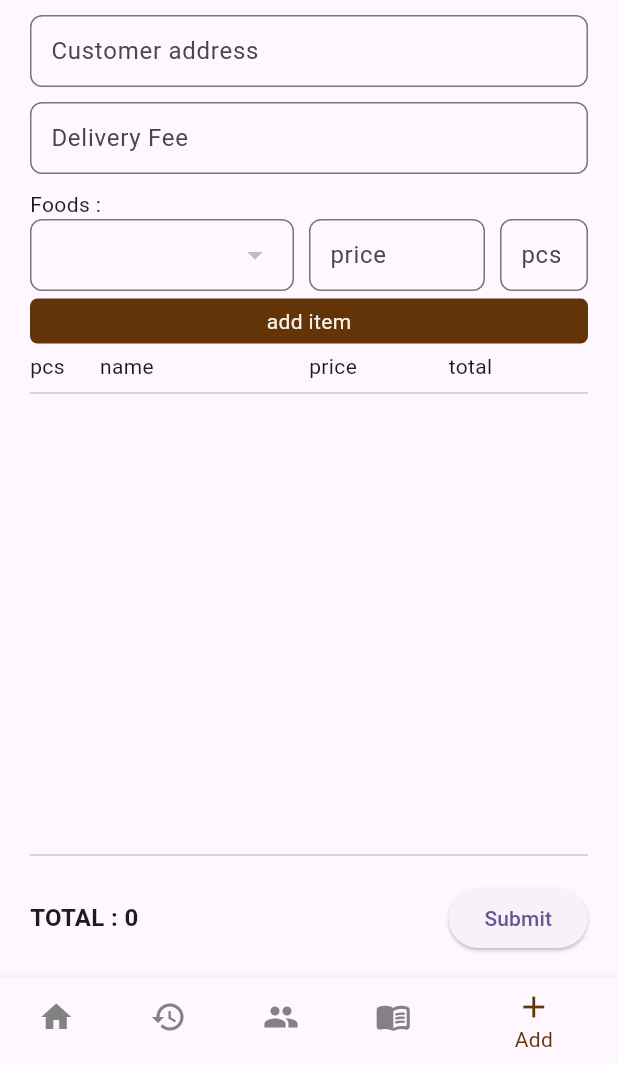
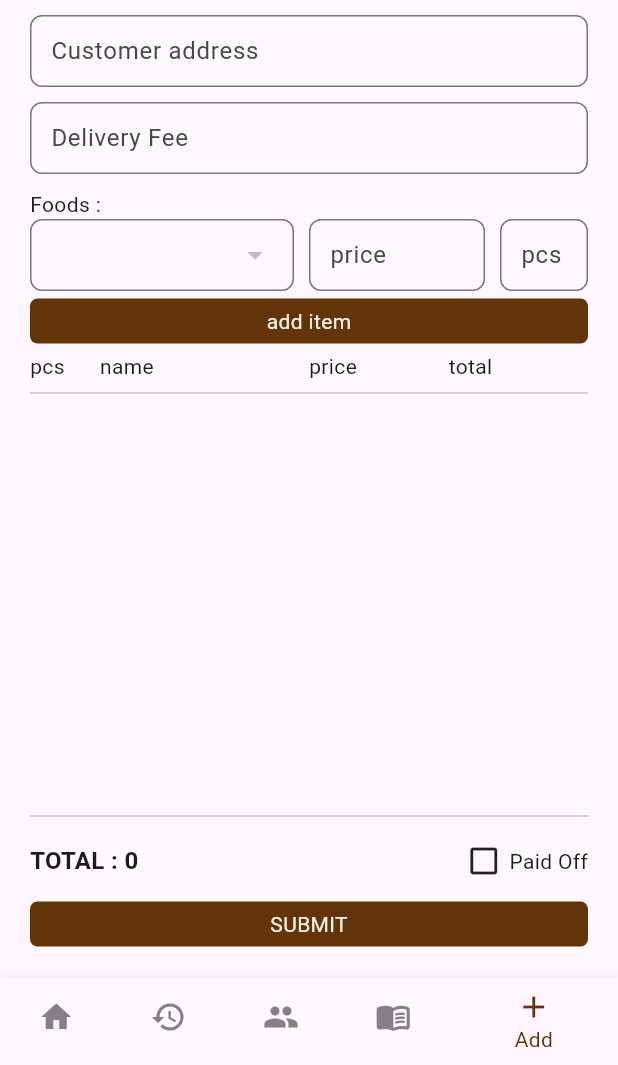
Before and after one commit to kezia2909/food_sales_recording_application, a Flutter app: the screen it shows after launch, item 5 of the bottom bar chosen, on a phone screen of 412 x 824 dp, the part 171-1236 px from its top. Run offline on Flutter 3.47's test engine with Material 2 defaults, Android fonts, the phone set to English and light mode, and no system bars; our stand-ins replace dropdown_textfield, get, sqflite; missing offline and left inert: iconify_flutter, number_inc_dec; accounts and stored records are empty; network calls fail.

Commit message:
checkbox paid off in add transaction

```diff
--- a/lib/pages/add_sale_page.dart
+++ b/lib/pages/add_sale_page.dart
@@ -80,6 +80,7 @@ class _AddSalePageState extends State<AddSalePage> {
   int itemPcs = 0;
   int itemPrice = 0;
   String customerName = "";
+  bool isPaidOff = false;
 
   void _refreshDataOld() async {
     // final data = await SaleHelper.getSales();
@@ -450,15 +451,47 @@ class _AddSalePageState extends State<AddSalePage> {
                 children: [
                   Text(
                     "TOTAL : ${formatCurrency.format(totalSale)}",
-                      style:
-                          TextStyle(fontWeight: FontWeight.bold, fontSize: 16),
+                    style: TextStyle(fontWeight: FontWeight.bold, fontSize: 16),
                   ),
-                    ElevatedButton(
-                      child: Text("Submit"),
-                      onPressed: () => (_addSale()),
-                    )
+                  Row(
+                    children: [
+                      GestureDetector(
+                          onTap: () {
+                            setState(() {
+                              isPaidOff = !isPaidOff;
+                            });
+                          },
+                          child: Icon(isPaidOff
+                              ? Icons.check_box
+                              : Icons.check_box_outline_blank)),
+                      SizedBox(
+                        width: 5,
+                      ),
+                      Text("Paid Off"),
                     ],
-                )),
+                  ),
+                ],
+              ),
+            ),
+            SizedBox(
+              height: 10,
+            ),
+            GestureDetector(
+              onTap: () => (_addSale()),
+              child: Container(
+                width: double.maxFinite,
+                padding: EdgeInsets.symmetric(vertical: 5),
+                margin: EdgeInsets.symmetric(vertical: 5),
+                alignment: Alignment.center,
+                decoration: BoxDecoration(
+                    color: Appcolors.darkColor,
+                    borderRadius: BorderRadius.circular(5)),
+                child: Text(
+                  "SUBMIT",
+                  style: TextStyle(color: Appcolors.lightColor),
+                ),
+              ),
+            ),
           ],
         ),
       ),
```
Lines whose indentation alone changed are shown as unchanged.
